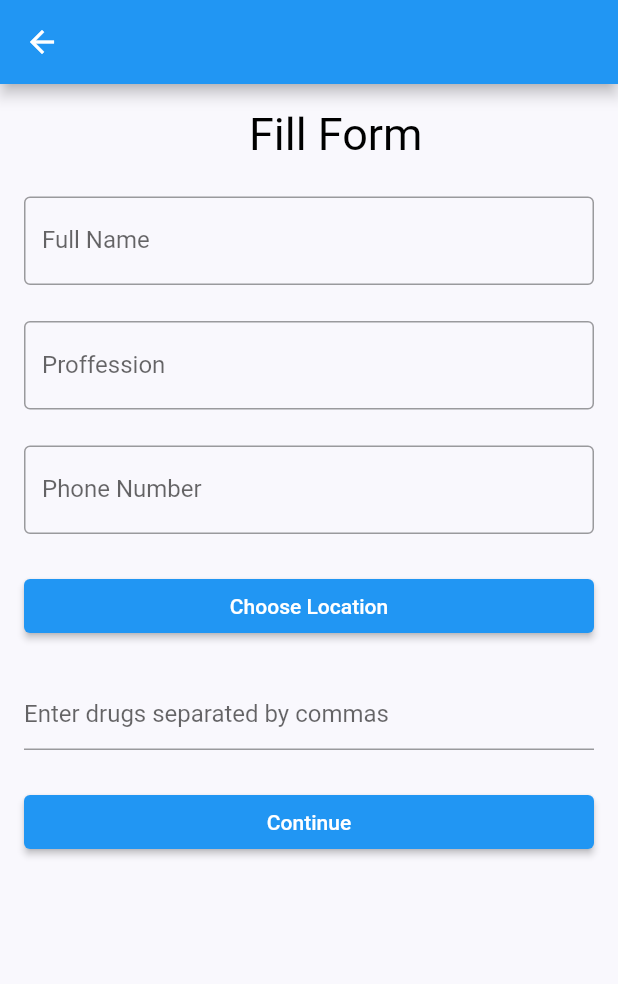
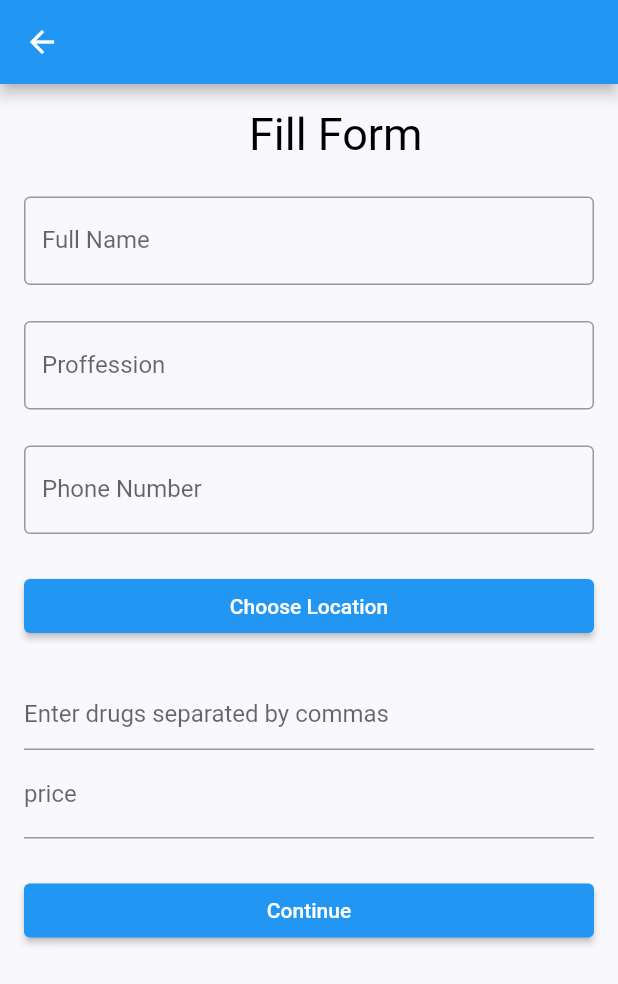
Before and after one commit to Giddy-K/brianpharmacy, a Flutter app: the AdminDetails screen opened directly, on a phone screen of 412 x 824 dp. Shown: the top 984 px of the screen. Run offline on Flutter 3.47's test engine with Material 2 defaults, Android fonts, the light colour scheme and no system bars; our stand-ins replace cloud_firestore, email_validator, firebase_auth, firebase_core, geocoding, geolocator and 3 more; missing offline and left inert: flutter_polyline_points; accounts and stored records are empty.

Commit message:
Windows emulator 28th

```diff
--- a/lib/screens/admin/adminPages/admin_details.dart
+++ b/lib/screens/admin/adminPages/admin_details.dart
@@ -13,6 +13,7 @@ class AdminDetails extends StatefulWidget {
 
 class _AdminDetailsState extends State<AdminDetails> {
   bool selected = false;
+  late int _integerprice;
 
   List<String> text = [];
   final controllerName = TextEditingController();
@@ -21,6 +22,8 @@ class _AdminDetailsState extends State<AdminDetails> {
   TextEditingController controllerDrugs = TextEditingController();
   final controllerProfessional = TextEditingController();
   final _locationController = TextEditingController();
+  final controllerPrice=TextEditingController();
+
 
   void _chooseLocation() async {
     final pickedLocation = await Navigator.push(
@@ -35,6 +38,7 @@ class _AdminDetailsState extends State<AdminDetails> {
             ' ${pickedLocation.latitude},${pickedLocation.longitude}';
       });
     }
+
   }
 
   @override
@@ -97,6 +101,22 @@ class _AdminDetailsState extends State<AdminDetails> {
               return null;
             },
           ),
+          TextFormField(
+          decoration:const InputDecoration(labelText:'price'),
+          keyboardType: TextInputType.number,
+          validator: (value) {
+            if (value! .isEmpty) {
+              return 'please enter the drug price';
+            }
+            if (int.tryParse(value)==null){
+              return 'please enter a valid price';
+            }
+             return null;
+          },
+          onSaved: (price) {
+           _integerprice= int.parse(price!);
+          },
+          ),
           const SizedBox(
             height: 24,
           ),
@@ -111,6 +131,7 @@ class _AdminDetailsState extends State<AdminDetails> {
                 profession: controllerProfessional.text,
                 mobileNumber: controllerPhone.text,
                 drugs: drugs,
+               // price: controllerPrice.text
               );
 
               createUser(user);
--- a/lib/screens/admin/adminPages/geo_location.dart
+++ b/lib/screens/admin/adminPages/geo_location.dart
@@ -261,7 +261,7 @@ class _MapViewState extends State<MapView> {
     }
     return false;
   }
-
+// Harvesine formula
   // Formula for calculating distance between two coordinates
   // https://stackoverflow.com/a/54138876/11910277
   double _coordinateDistance(lat1, lon1, lat2, lon2) {
--- a/lib/screens/dashboard/components/geolocation/geolocation.dart
+++ b/lib/screens/dashboard/components/geolocation/geolocation.dart
@@ -103,7 +103,7 @@ class _geolocationpageState extends State<geolocationpage> {
   }
 
   GoogleMapController? _controller;
-  Set<Marker> _markers = {};
+   Set<Marker> _markers = {};
   Set<Polyline> _polylines = {};
 
   void _addPolyline(LatLng source, LatLng destination) {
--- a/lib/screens/dashboard/home.dart
+++ b/lib/screens/dashboard/home.dart
@@ -3,6 +3,7 @@ import 'package:brianpharmacy/constraints.dart';
 import 'package:brianpharmacy/main.dart';
 import 'package:brianpharmacy/screens/dashboard/components/body.dart';
 import 'package:flutter/material.dart';
+import 'package:flutter/services.dart';
 
 class HomePage extends StatelessWidget {
   const HomePage({super.key});
--- a/lib/screens/onboarding/OnboardModel.dart
+++ b/lib/screens/onboarding/OnboardModel.dart
@@ -36,14 +36,14 @@ List<OnboardModel> getSlides() {
 
   //item 1
   sliderModel.setImage("assets/images/drug.png");
-  sliderModel.setTitle("Your Title");
-  sliderModel.setDescription("Your description");
+  sliderModel.setTitle("the pharmacist page");
+  sliderModel.setDescription("");
   slides.add(sliderModel);
 
   sliderModel = OnboardModel();
   //itme 2
   sliderModel.setImage("assets/images/pills.png");
-  sliderModel.setTitle("Your Title");
+  sliderModel.setTitle("user page");
   sliderModel.setDescription("Your description");
   slides.add(sliderModel);
 
--- a/pubspec.yaml
+++ b/pubspec.yaml
@@ -19,7 +19,7 @@ publish_to: "none" # Remove this line if you wish to publish to pub.dev
 version: 1.0.0+1
 
 environment:
-  sdk: ">=2.19.1 <3.0.0"
+  sdk: ">=2.17.0 <3.0.0"
 
 # Dependencies specify other packages that your package needs in order to work.
 # To automatically upgrade your package dependencies to the latest versions
@@ -34,7 +34,7 @@ dependencies:
   cupertino_icons: ^1.0.2
   smooth_page_indicator: ^1.0.1
   shared_preferences: ^2.0.18
-  flutter_svg: ^0.17.4
+  flutter_svg: ^0.20.0-nullsafety.3
   firebase_auth: ^4.4.0
   gestures: ^1.0.0
   auth_email: ^0.1.0+3
```
Also changed, not shown: lib/screens/admin/models/user.dart (+6 -1 lines), lib/firebase_options.dart (added), pubspec.lock.
